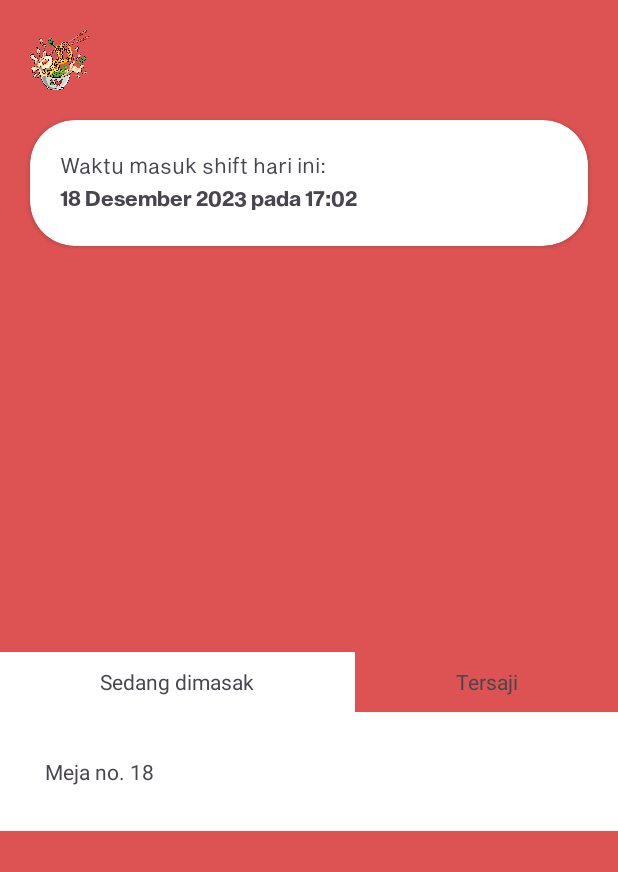
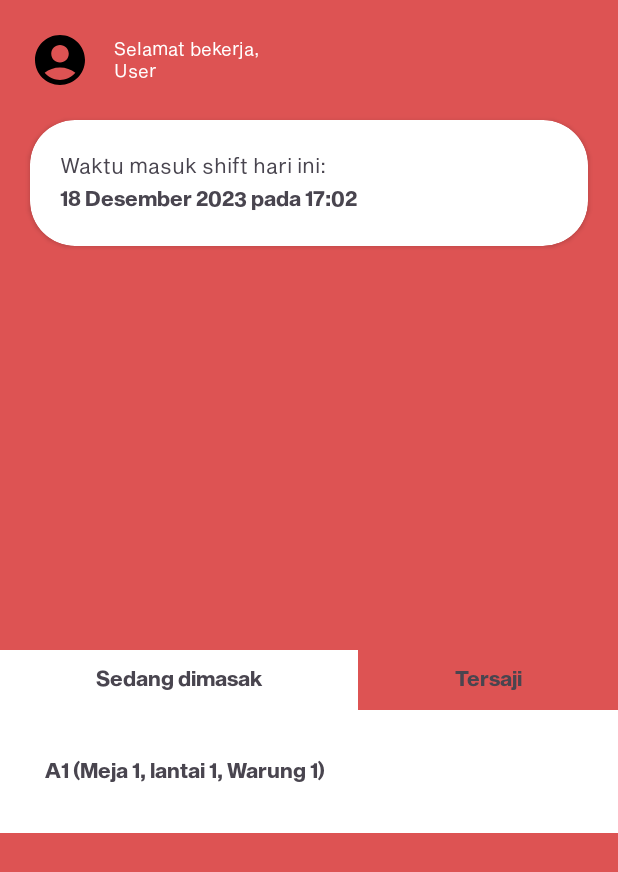
Before and after one commit to maulanapasya/wii_project, an Android app: the DashboardActivity screen opened directly, with no data from a screen before it, after a tap on "MULAI SHIFT", on a phone screen of 412 x 824 dp. Shown: the top 872 px of the screen. Run offline under Robolectric (Android 15) with nearby library versions, the phone set to English and light mode, and no system bars; our stand-ins replace Firebase (no records; nobody signed in at launch, a user with empty details on screens opened directly).

Commit message:
18 Desember 2023, 23:14 (Pemanggilan username pada UI activity_transaction.xml)

```diff
--- a/app/src/main/java/com/android/warmindo_inspirasi_indonesia/DashboardActivity.kt
+++ b/app/src/main/java/com/android/warmindo_inspirasi_indonesia/DashboardActivity.kt
@@ -17,9 +17,14 @@ class DashboardActivity : AppCompatActivity() {
         FirebaseFirestore.getInstance()
     }
 
+    //deklarasi variabel untuk menyimpan nama pengguna pada sesi login
+    private var userName: String? = null
+
     private fun updateUIWithUserProfile(userProfile: UserProfile){
         val welcomeTextView = findViewById<TextView>(R.id.welcome_text)
         welcomeTextView.text = getString(R.string.welcome_message, userProfile.userName)
+        //menyimpan nama pengguna dalam variabel anggota
+        userName = userProfile.userName
     }
 
     private fun loadUserProfile() {
@@ -43,8 +48,11 @@ class DashboardActivity : AppCompatActivity() {
 
         val mulaiShiftButton = findViewById<Button>(R.id.mulai_shift_button)
         mulaiShiftButton.setOnClickListener {
+            //inisialisasi nama user
+            val currentUserName = userName
             //intent memulai ke transaction activity
             val intent = Intent(this,TransactionActivity::class.java)
+            intent.putExtra("EXTRA_USER_NAME", currentUserName)
             startActivity(intent)
             finish()
         }
--- a/app/src/main/java/com/android/warmindo_inspirasi_indonesia/TransactionActivity.kt
+++ b/app/src/main/java/com/android/warmindo_inspirasi_indonesia/TransactionActivity.kt
@@ -1,11 +1,44 @@
 package com.android.warmindo_inspirasi_indonesia
 
+import android.graphics.Typeface
 import androidx.appcompat.app.AppCompatActivity
 import android.os.Bundle
+import android.text.SpannableString
+import android.text.Spanned
+import android.text.style.StyleSpan
+import android.widget.TextView
+import androidx.core.content.res.ResourcesCompat
+
 
 class TransactionActivity : AppCompatActivity() {
+    private fun updateUIWithUserName(userName: String) {
+        val welcomeTextView = findViewById<TextView>(R.id.welcome_text)
+        val fullText = "Selamat bekerja,\n$userName"
+        val spannable = SpannableString(fullText)
+
+        // Dapatkan font dari resources
+        val customFont: Typeface = ResourcesCompat.getFont(this, R.font.sequel_sans_bold_head)!!
+
+        // Terapkan font pada nama pengguna
+        val userNameStart = fullText.indexOf(userName)
+        spannable.setSpan(
+            StyleSpan(customFont.style),
+            userNameStart,
+            userNameStart + userName.length,
+            Spanned.SPAN_EXCLUSIVE_EXCLUSIVE
+        )
+
+        // Set teks ke TextView
+        welcomeTextView.text = spannable
+    }
     override fun onCreate(savedInstanceState: Bundle?) {
         super.onCreate(savedInstanceState)
         setContentView(R.layout.activity_transaction)
+
+        //inisialisasi nama username yg dipanggil dari fungsi pada DashboardActivity
+        val userName = intent.getStringExtra("EXTRA_USER_NAME") ?: "User"
+
+       //update UI dengan username
+        updateUIWithUserName(userName)
     }
 }
--- a/app/src/main/res/layout/activity_transaction.xml
+++ b/app/src/main/res/layout/activity_transaction.xml
@@ -7,17 +7,32 @@
     android:background="@color/red"
     tools:context="com.android.warmindo_inspirasi_indonesia.TransactionActivity">
 
-<!--  ### LOGO ###  -->
+<!--  ### LOGO dan PROFIL ###  -->
     <ImageView
         android:id="@+id/image1"
         android:layout_width="40dp"
         android:layout_height="40dp"
-        android:src="@drawable/indomie_illustration"
-        android:layout_margin="20dp"
+        android:src="@drawable/baseline_account_circle_24"
+        android:layout_marginStart="20dp"
+        android:layout_marginTop="20dp"
         app:layout_constraintStart_toStartOf="parent"
         app:layout_constraintTop_toTopOf="parent"/>
+    <TextView
+        android:id="@+id/welcome_text"
+        android:layout_width="0dp"
+        android:layout_height="wrap_content"
+        android:text="Selamat bekerja,\n-nama-"
+        android:textColor="@color/white"
+        android:layout_marginStart="16dp"
+        android:fontFamily="@font/sequel_sans_book_body"
+        android:textSize="12sp"
+        app:layout_constraintStart_toEndOf="@id/image1"
+        app:layout_constraintEnd_toEndOf="parent"
+        app:layout_constraintTop_toTopOf="@id/image1"
+        app:layout_constraintBottom_toBottomOf="@id/image1" />
 
-<!--  ### PROFIL ###  -->
+
+    <!--  ### Waktu shift ###  -->
     <androidx.cardview.widget.CardView
         android:id="@+id/layout1"
         android:layout_width="match_parent"
@@ -75,14 +90,16 @@
                 android:layout_gravity="center_vertical"
                 android:background="@color/white"
                 android:layout_weight="1"
-                android:text="Sedang dimasak"/>
+                android:text="Sedang dimasak"
+                android:fontFamily="@font/sequel_sans_bold_head"/>
             <TextView
                 android:layout_width="wrap_content"
                 android:layout_height="match_parent"
                 android:gravity="center"
                 android:layout_gravity="center_vertical"
                 android:layout_weight="1"
-                android:text="Tersaji"/>
+                android:text="Tersaji"
+                android:fontFamily="@font/sequel_sans_bold_head"/>
         </LinearLayout>
 
     <!--  ### TRANSAKSI ON GOING ###  -->
@@ -100,7 +117,8 @@
                 <TextView
                     android:layout_width="wrap_content"
                     android:layout_height="wrap_content"
-                    android:text="Meja no. 18"/>
+                    android:text="A1 (Meja 1, lantai 1, Warung 1)"
+                    android:fontFamily="@font/sequel_sans_bold_head"/>
             </ScrollView>
         </LinearLayout>
     </androidx.constraintlayout.widget.ConstraintLayout>
```
